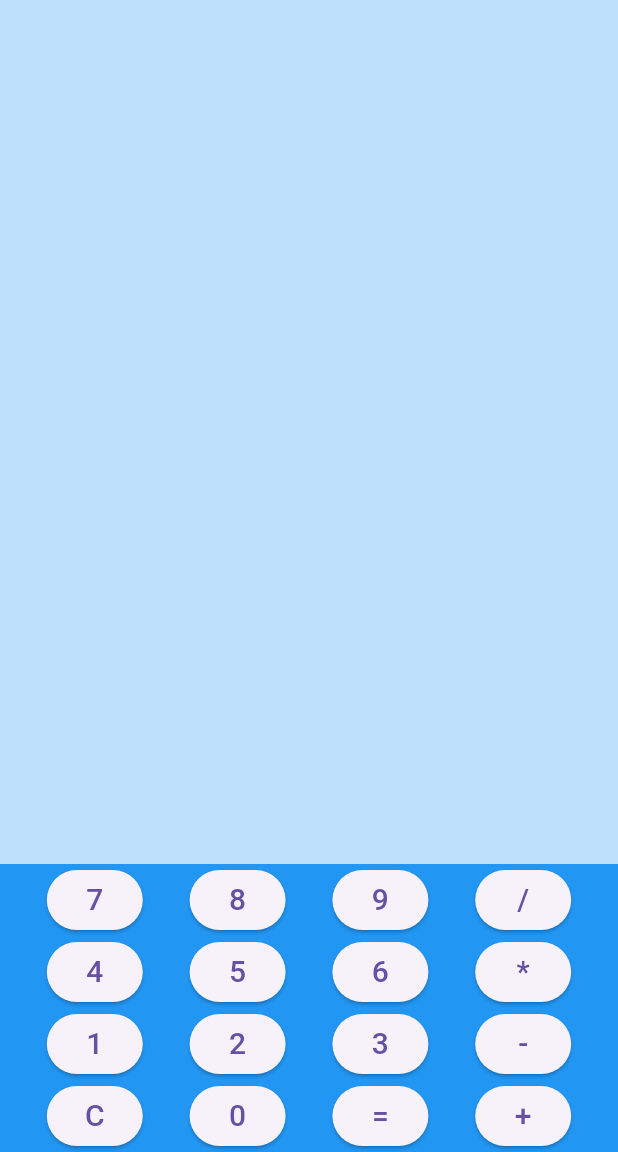
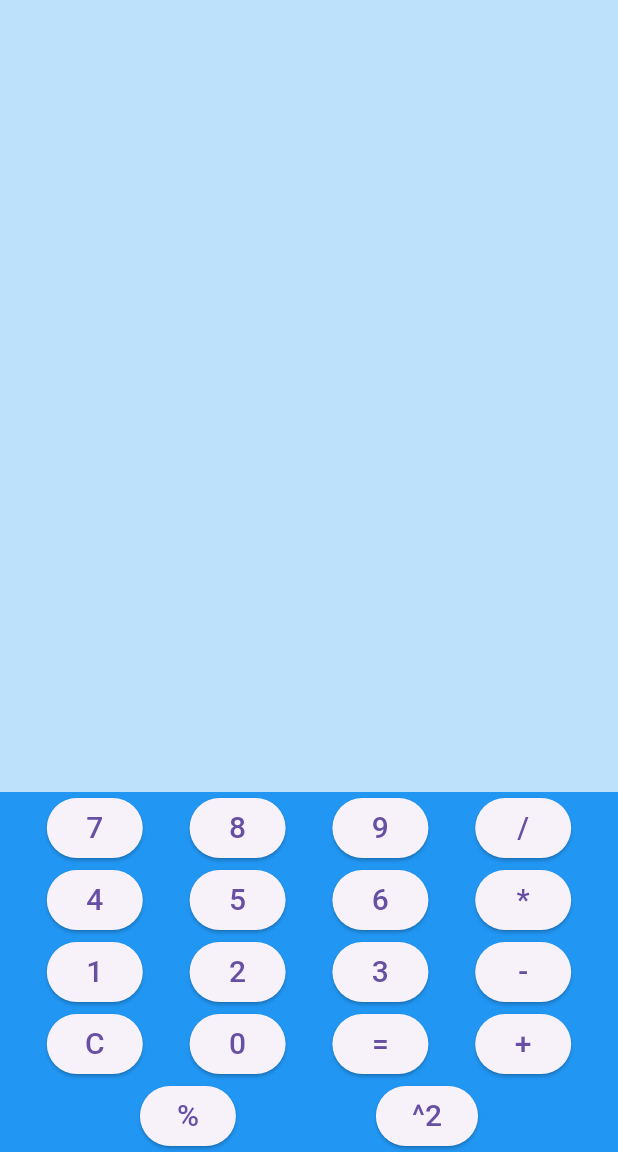
Before and after one commit to SarahSalvas/flutter-calculator, a Flutter app: the screen it shows after launch, on a phone screen of 412 x 824 dp, the part 84-1236 px from its top. Run offline on Flutter 3.47's test engine with Material 3 defaults, Android fonts, the phone set to English and light mode, and no system bars; missing offline and left inert: expressions.

Commit message:
Added modulo and square button to the calculator app

```diff
--- a/lib/main.dart
+++ b/lib/main.dart
@@ -79,6 +79,7 @@ class _CalculatorScreenState extends State<CalculatorScreen> {
             _buildButtonRow(['4', '5', '6', '*']),
             _buildButtonRow(['1', '2', '3', '-']),
             _buildButtonRow(['C', '0', '=', '+']),
+            _buildButtonRow(['%', '^2']) // Add a new row with the modulo and squaring buttons
           ],
         ),
       ),
```
